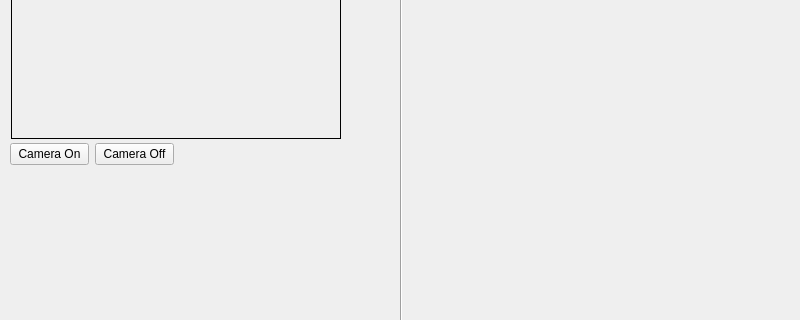
First picture: the form in mainWindow.ui, repository noliveira9822/MEEC_1920_LI2_G4, before the edit; both pictures show x 0 to 800 and y 122 to 442 of the 800 by 600 pixel window.
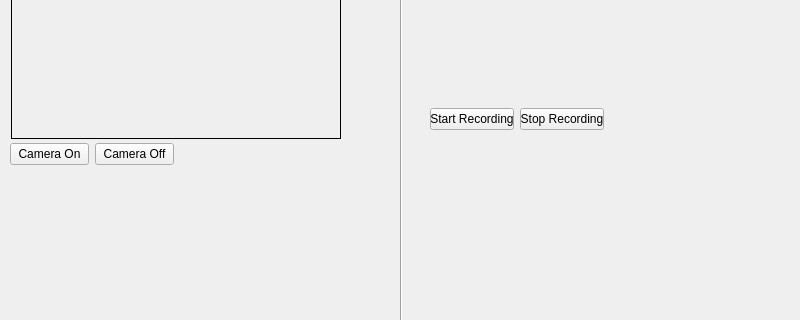
Second picture: the form after the edit.

Commit message: added sound recording

```diff
--- a/mainWindow.ui
+++ b/mainWindow.ui
@@ -32,7 +32,7 @@
       <x>10</x>
       <y>260</y>
       <width>164</width>
-      <height>73</height>
+      <height>75</height>
      </rect>
     </property>
     <layout class="QVBoxLayout" name="verticalLayout">
@@ -211,6 +211,54 @@
      <enum>Qt::Vertical</enum>
     </property>
    </widget>
+   <widget class="QWidget" name="">
+    <property name="geometry">
+     <rect>
+      <x>430</x>
+      <y>230</y>
+      <width>174</width>
+      <height>67</height>
+     </rect>
+    </property>
+    <layout class="QVBoxLayout" name="verticalLayout_4">
+     <item>
+      <layout class="QHBoxLayout" name="horizontalLayout_2">
+       <item>
+        <widget class="QPushButton" name="start_recording">
+         <property name="text">
+          <string>Start Recording</string>
+         </property>
+        </widget>
+       </item>
+       <item>
+        <widget class="QPushButton" name="stop_recording">
+         <property name="text">
+          <string>Stop Recording</string>
+         </property>
+        </widget>
+       </item>
+      </layout>
+     </item>
+     <item>
+      <layout class="QVBoxLayout" name="verticalLayout_3">
+       <item>
+        <widget class="QLabel" name="sound_status">
+         <property name="text">
+          <string/>
+         </property>
+        </widget>
+       </item>
+       <item>
+        <widget class="QLabel" name="sound_guess">
+         <property name="text">
+          <string/>
+         </property>
+        </widget>
+       </item>
+      </layout>
+     </item>
+    </layout>
+   </widget>
   </widget>
   <widget class="QMenuBar" name="menubar">
    <property name="geometry">
```
The commit also changes 1 other file.
